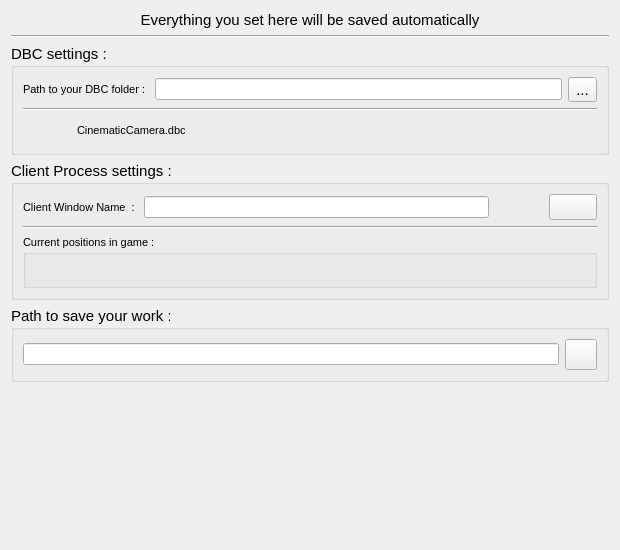
Old version of the form src/settings.ui in the repository Intemporel/CameraCinematic.
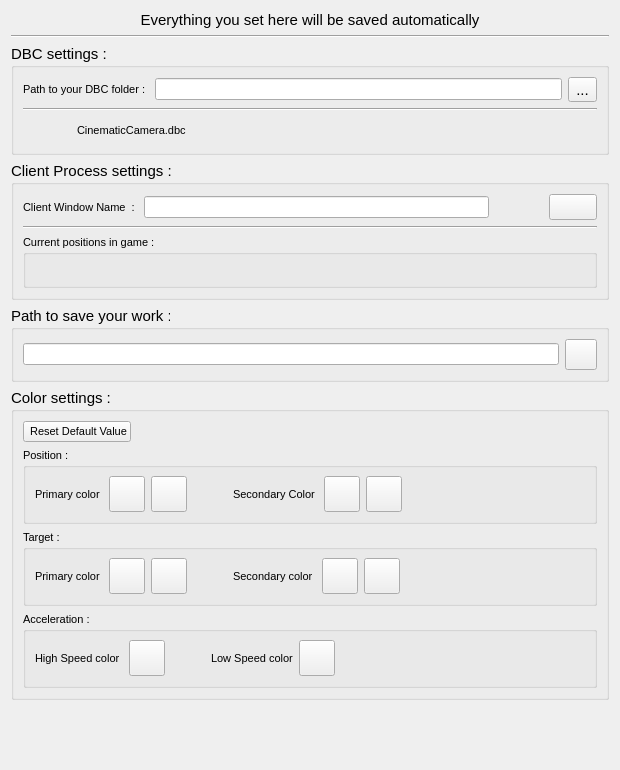
New version of the form. Icons and pictures are not drawn.

Commit message: :hammer: Color picker

```diff
--- a/src/settings.ui
+++ b/src/settings.ui
@@ -10,19 +10,19 @@
     <x>0</x>
     <y>0</y>
     <width>620</width>
-    <height>550</height>
+    <height>770</height>
    </rect>
   </property>
   <property name="minimumSize">
    <size>
     <width>620</width>
-    <height>550</height>
+    <height>700</height>
    </size>
   </property>
   <property name="maximumSize">
    <size>
     <width>620</width>
-    <height>550</height>
+    <height>800</height>
    </size>
   </property>
   <property name="windowTitle">
@@ -344,6 +344,525 @@
      </layout>
     </widget>
    </item>
+   <item>
+    <widget class="QGroupBox" name="groupBox_5">
+     <property name="font">
+      <font>
+       <pointsize>11</pointsize>
+      </font>
+     </property>
+     <property name="title">
+      <string>Color settings : </string>
+     </property>
+     <layout class="QVBoxLayout" name="verticalLayout_5">
+      <item>
+       <layout class="QHBoxLayout" name="horizontalLayout_7">
+        <item>
+         <widget class="QPushButton" name="resetDefaultColor">
+          <property name="font">
+           <font>
+            <pointsize>8</pointsize>
+           </font>
+          </property>
+          <property name="text">
+           <string> Reset Default Value</string>
+          </property>
+          <property name="icon">
+           <iconset resource="../ressources/rec.qrc">
+            <normaloff>:/icons/icons/refresh.svg</normaloff>:/icons/icons/refresh.svg</iconset>
+          </property>
+          <property name="iconSize">
+           <size>
+            <width>24</width>
+            <height>24</height>
+           </size>
+          </property>
+         </widget>
+        </item>
+        <item>
+         <spacer name="horizontalSpacer_2">
+          <property name="orientation">
+           <enum>Qt::Horizontal</enum>
+          </property>
+          <property name="sizeHint" stdset="0">
+           <size>
+            <width>40</width>
+            <height>20</height>
+           </size>
+          </property>
+         </spacer>
+        </item>
+       </layout>
+      </item>
+      <item>
+       <widget class="QGroupBox" name="groupBox_6">
+        <property name="font">
+         <font>
+          <pointsize>8</pointsize>
+         </font>
+        </property>
+        <property name="title">
+         <string>Position : </string>
+        </property>
+        <layout class="QHBoxLayout" name="horizontalLayout_8">
+         <item>
+          <widget class="QLabel" name="showPosSecondary">
+           <property name="font">
+            <font>
+             <pointsize>8</pointsize>
+             <weight>50</weight>
+             <bold>false</bold>
+            </font>
+           </property>
+           <property name="text">
+            <string>Primary color </string>
+           </property>
+          </widget>
+         </item>
+         <item>
+          <widget class="QPushButton" name="selectPosPrimary">
+           <property name="minimumSize">
+            <size>
+             <width>36</width>
+             <height>36</height>
+            </size>
+           </property>
+           <property name="maximumSize">
+            <size>
+             <width>36</width>
+             <height>36</height>
+            </size>
+           </property>
+           <property name="text">
+            <string/>
+           </property>
+           <property name="icon">
+            <iconset resource="../ressources/rec.qrc">
+             <normaloff>:/icons/icons/eye-dropper.svg</normaloff>:/icons/icons/eye-dropper.svg</iconset>
+           </property>
+           <property name="iconSize">
+            <size>
+             <width>20</width>
+             <height>20</height>
+            </size>
+           </property>
+           <property name="flat">
+            <bool>false</bool>
+           </property>
+          </widget>
+         </item>
+         <item>
+          <widget class="QPushButton" name="posPrim2">
+           <property name="minimumSize">
+            <size>
+             <width>36</width>
+             <height>36</height>
+            </size>
+           </property>
+           <property name="maximumSize">
+            <size>
+             <width>36</width>
+             <height>36</height>
+            </size>
+           </property>
+           <property name="text">
+            <string/>
+           </property>
+          </widget>
+         </item>
+         <item>
+          <spacer name="horizontalSpacer_4">
+           <property name="orientation">
+            <enum>Qt::Horizontal</enum>
+           </property>
+           <property name="sizeType">
+            <enum>QSizePolicy::Minimum</enum>
+           </property>
+           <property name="sizeHint" stdset="0">
+            <size>
+             <width>40</width>
+             <height>20</height>
+            </size>
+           </property>
+          </spacer>
+         </item>
+         <item>
+          <widget class="QLabel" name="showPosPrimary">
+           <property name="font">
+            <font>
+             <pointsize>8</pointsize>
+             <weight>50</weight>
+             <bold>false</bold>
+            </font>
+           </property>
+           <property name="text">
+            <string>Secondary Color </string>
+           </property>
+          </widget>
+         </item>
+         <item>
+          <widget class="QPushButton" name="selectPosSecondary">
+           <property name="minimumSize">
+            <size>
+             <width>36</width>
+             <height>36</height>
+            </size>
+           </property>
+           <property name="maximumSize">
+            <size>
+             <width>36</width>
+             <height>36</height>
+            </size>
+           </property>
+           <property name="text">
+            <string/>
+           </property>
+           <property name="icon">
+            <iconset resource="../ressources/rec.qrc">
+             <normaloff>:/icons/icons/eye-dropper.svg</normaloff>:/icons/icons/eye-dropper.svg</iconset>
+           </property>
+           <property name="iconSize">
+            <size>
+             <width>20</width>
+             <height>20</height>
+            </size>
+           </property>
+          </widget>
+         </item>
+         <item>
+          <widget class="QPushButton" name="posSec2">
+           <property name="minimumSize">
+            <size>
+             <width>36</width>
+             <height>36</height>
+            </size>
+           </property>
+           <property name="maximumSize">
+            <size>
+             <width>36</width>
+             <height>36</height>
+            </size>
+           </property>
+           <property name="text">
+            <string/>
+           </property>
+          </widget>
+         </item>
+         <item>
+          <spacer name="horizontalSpacer_3">
+           <property name="orientation">
+            <enum>Qt::Horizontal</enum>
+           </property>
+           <property name="sizeHint" stdset="0">
+            <size>
+             <width>40</width>
+             <height>20</height>
+            </size>
+           </property>
+          </spacer>
+         </item>
+        </layout>
+       </widget>
+      </item>
+      <item>
+       <widget class="QGroupBox" name="groupBox_7">
+        <property name="font">
+         <font>
+          <pointsize>8</pointsize>
+         </font>
+        </property>
+        <property name="title">
+         <string>Target : </string>
+        </property>
+        <layout class="QHBoxLayout" name="horizontalLayout_9">
+         <item>
+          <widget class="QLabel" name="showTarPrimary">
+           <property name="font">
+            <font>
+             <pointsize>8</pointsize>
+             <weight>50</weight>
+             <bold>false</bold>
+            </font>
+           </property>
+           <property name="text">
+            <string>Primary color </string>
+           </property>
+          </widget>
+         </item>
+         <item>
+          <widget class="QPushButton" name="selectTarPrimary">
+           <property name="minimumSize">
+            <size>
+             <width>36</width>
+             <height>36</height>
+            </size>
+           </property>
+           <property name="maximumSize">
+            <size>
+             <width>36</width>
+             <height>36</height>
+            </size>
+           </property>
+           <property name="text">
+            <string/>
+           </property>
+           <property name="icon">
+            <iconset resource="../ressources/rec.qrc">
+             <normaloff>:/icons/icons/eye-dropper.svg</normaloff>:/icons/icons/eye-dropper.svg</iconset>
+           </property>
+           <property name="iconSize">
+            <size>
+             <width>20</width>
+             <height>20</height>
+            </size>
+           </property>
+          </widget>
+         </item>
+         <item>
+          <widget class="QPushButton" name="tarPrim2">
+           <property name="minimumSize">
+            <size>
+             <width>36</width>
+             <height>36</height>
+            </size>
+           </property>
+           <property name="maximumSize">
+            <size>
+             <width>36</width>
+             <height>36</height>
+            </size>
+           </property>
+           <property name="text">
+            <string/>
+           </property>
+          </widget>
+         </item>
+         <item>
+          <spacer name="horizontalSpacer_6">
+           <property name="orientation">
+            <enum>Qt::Horizontal</enum>
+           </property>
+           <property name="sizeType">
+            <enum>QSizePolicy::Minimum</enum>
+           </property>
+           <property name="sizeHint" stdset="0">
+            <size>
+             <width>40</width>
+             <height>20</height>
+            </size>
+           </property>
+          </spacer>
+         </item>
+         <item>
+          <widget class="QLabel" name="showTarSecondary">
+           <property name="font">
+            <font>
+             <pointsize>8</pointsize>
+             <weight>50</weight>
+             <bold>false</bold>
+            </font>
+           </property>
+           <property name="text">
+            <string>Secondary color </string>
+           </property>
+          </widget>
+         </item>
+         <item>
+          <widget class="QPushButton" name="selectTarSecondary">
+           <property name="minimumSize">
+            <size>
+             <width>36</width>
+             <height>36</height>
+            </size>
+           </property>
+           <property name="maximumSize">
+            <size>
+             <width>36</width>
+             <height>36</height>
+            </size>
+           </property>
+           <property name="text">
+            <string/>
+           </property>
+           <property name="icon">
+            <iconset resource="../ressources/rec.qrc">
+             <normaloff>:/icons/icons/eye-dropper.svg</normaloff>:/icons/icons/eye-dropper.svg</iconset>
+           </property>
+           <property name="iconSize">
+            <size>
+             <width>20</width>
+             <height>20</height>
+            </size>
+           </property>
+          </widget>
+         </item>
+         <item>
+          <widget class="QPushButton" name="tarSec2">
+           <property name="minimumSize">
+            <size>
+             <width>36</width>
+             <height>36</height>
+            </size>
+           </property>
+           <property name="maximumSize">
+            <size>
+             <width>36</width>
+             <height>36</height>
+            </size>
+           </property>
+           <property name="text">
+            <string/>
+           </property>
+          </widget>
+         </item>
+         <item>
+          <spacer name="horizontalSpacer_5">
+           <property name="orientation">
+            <enum>Qt::Horizontal</enum>
+           </property>
+           <property name="sizeHint" stdset="0">
+            <size>
+             <width>40</width>
+             <height>20</height>
+            </size>
+           </property>
+          </spacer>
+         </item>
+        </layout>
+       </widget>
+      </item>
+      <item>
+       <widget class="QGroupBox" name="groupBox_8">
+        <property name="font">
+         <font>
+          <pointsize>8</pointsize>
+         </font>
+        </property>
+        <property name="title">
+         <string>Acceleration : </string>
+        </property>
+        <layout class="QHBoxLayout" name="horizontalLayout_10">
+         <item>
+          <widget class="QLabel" name="label_6">
+           <property name="font">
+            <font>
+             <pointsize>8</pointsize>
+             <weight>50</weight>
+             <bold>false</bold>
+            </font>
+           </property>
+           <property name="text">
+            <string>High Speed color </string>
+           </property>
+          </widget>
+         </item>
+         <item>
+          <widget class="QPushButton" name="selectHighSpeed">
+           <property name="minimumSize">
+            <size>
+             <width>36</width>
+             <height>36</height>
+            </size>
+           </property>
+           <property name="maximumSize">
+            <size>
+             <width>36</width>
+             <height>36</height>
+            </size>
+           </property>
+           <property name="text">
+            <string/>
+           </property>
+           <property name="icon">
+            <iconset resource="../ressources/rec.qrc">
+             <normaloff>:/icons/icons/eye-dropper.svg</normaloff>:/icons/icons/eye-dropper.svg</iconset>
+           </property>
+           <property name="iconSize">
+            <size>
+             <width>20</width>
+             <height>20</height>
+            </size>
+           </property>
+          </widget>
+         </item>
+         <item>
+          <spacer name="horizontalSpacer_8">
+           <property name="orientation">
+            <enum>Qt::Horizontal</enum>
+           </property>
+           <property name="sizeType">
+            <enum>QSizePolicy::Minimum</enum>
+           </property>
+           <property name="sizeHint" stdset="0">
+            <size>
+             <width>40</width>
+             <height>20</height>
+            </size>
+           </property>
+          </spacer>
+         </item>
+         <item>
+          <widget class="QLabel" name="label_5">
+           <property name="font">
+            <font>
+             <pointsize>8</pointsize>
+             <weight>50</weight>
+             <bold>false</bold>
+            </font>
+           </property>
+           <property name="text">
+            <string>Low Speed color</string>
+           </property>
+          </widget>
+         </item>
+         <item>
+          <widget class="QPushButton" name="selectLowSpeed">
+           <property name="minimumSize">
+            <size>
+             <width>36</width>
+             <height>36</height>
+            </size>
+           </property>
+           <property name="maximumSize">
+            <size>
+             <width>36</width>
+             <height>36</height>
+            </size>
+           </property>
+           <property name="text">
+            <string/>
+           </property>
+           <property name="icon">
+            <iconset resource="../ressources/rec.qrc">
+             <normaloff>:/icons/icons/eye-dropper.svg</normaloff>:/icons/icons/eye-dropper.svg</iconset>
+           </property>
+           <property name="iconSize">
+            <size>
+             <width>20</width>
+             <height>20</height>
+            </size>
+           </property>
+          </widget>
+         </item>
+         <item>
+          <spacer name="horizontalSpacer_7">
+           <property name="orientation">
+            <enum>Qt::Horizontal</enum>
+           </property>
+           <property name="sizeHint" stdset="0">
+            <size>
+             <width>40</width>
+             <height>20</height>
+            </size>
+           </property>
+          </spacer>
+         </item>
+        </layout>
+       </widget>
+      </item>
+     </layout>
+    </widget>
+   </item>
    <item>
     <spacer name="verticalSpacer">
      <property name="orientation">
```
The commit also changes 10 other files.
